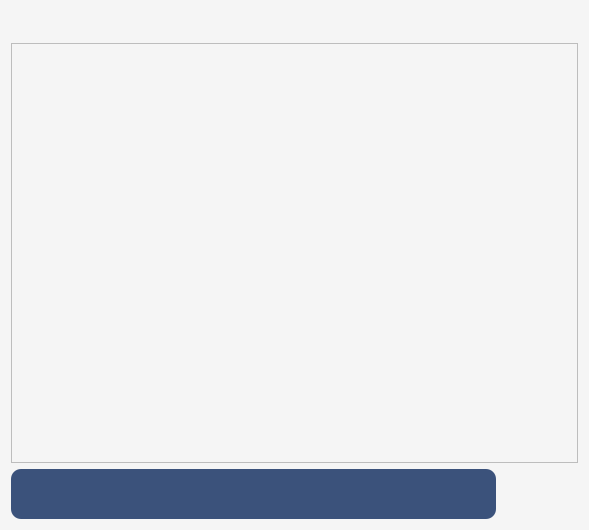
Above: lab3/LinkDove/chatwidget.ui from ElizavetaPa17/LinkDove before the change. Below: the same form after it.
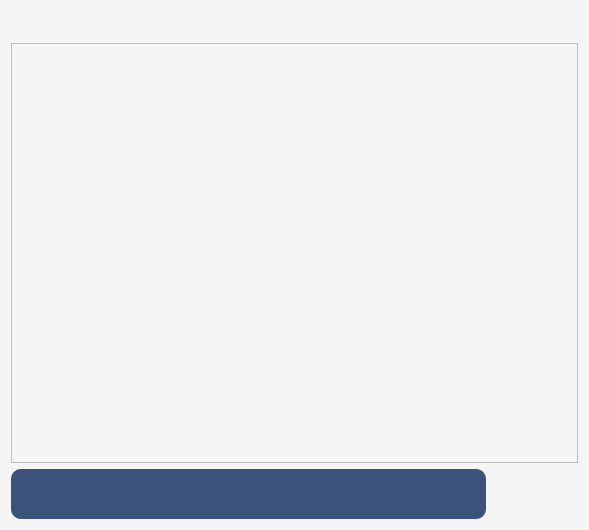
That is the form after the change. Icons and pictures are not drawn. Custom widgets are drawn as their Qt base class.

Patch:
```diff
--- a/lab3/LinkDove/chatwidget.ui
+++ b/lab3/LinkDove/chatwidget.ui
@@ -19,134 +19,7 @@
 }</string>
   </property>
   <layout class="QGridLayout" name="gridLayout">
-   <item row="2" column="0" rowspan="2">
-    <widget class="QLineEdit" name="messageEdit">
-     <property name="minimumSize">
-      <size>
-       <width>0</width>
-       <height>50</height>
-      </size>
-     </property>
-     <property name="font">
-      <font>
-       <pointsize>-1</pointsize>
-       <italic>false</italic>
-       <bold>true</bold>
-      </font>
-     </property>
-     <property name="styleSheet">
-      <string notr="true">QLineEdit#messageEdit {
-	background-color: #3b527b;
-	color: rgb(245, 245, 245);
-	padding-left: 10px;
-	border-radius: 10px;
-	font-size: 20px;
-}</string>
-     </property>
-     <property name="text">
-      <string/>
-     </property>
-    </widget>
-   </item>
-   <item row="2" column="1">
-    <widget class="QPushButton" name="cameraButton">
-     <property name="minimumSize">
-      <size>
-       <width>0</width>
-       <height>0</height>
-      </size>
-     </property>
-     <property name="maximumSize">
-      <size>
-       <width>30</width>
-       <height>25</height>
-      </size>
-     </property>
-     <property name="font">
-      <font>
-       <kerning>true</kerning>
-      </font>
-     </property>
-     <property name="cursor">
-      <cursorShape>PointingHandCursor</cursorShape>
-     </property>
-     <property name="text">
-      <string/>
-     </property>
-     <property name="icon">
-      <iconset resource="client.qrc">
-       <normaloff>:/resources/camera_icon.png</normaloff>:/resources/camera_icon.png</iconset>
-     </property>
-     <property name="iconSize">
-      <size>
-       <width>30</width>
-       <height>30</height>
-      </size>
-     </property>
-     <property name="flat">
-      <bool>true</bool>
-     </property>
-    </widget>
-   </item>
-   <item row="2" column="2" rowspan="2">
-    <widget class="QPushButton" name="sendButton">
-     <property name="minimumSize">
-      <size>
-       <width>0</width>
-       <height>50</height>
-      </size>
-     </property>
-     <property name="cursor">
-      <cursorShape>PointingHandCursor</cursorShape>
-     </property>
-     <property name="text">
-      <string/>
-     </property>
-     <property name="icon">
-      <iconset resource="client.qrc">
-       <normaloff>:/resources/send_icon.png</normaloff>:/resources/send_icon.png</iconset>
-     </property>
-     <property name="iconSize">
-      <size>
-       <width>27</width>
-       <height>43</height>
-      </size>
-     </property>
-     <property name="flat">
-      <bool>true</bool>
-     </property>
-    </widget>
-   </item>
-   <item row="3" column="1">
-    <widget class="QPushButton" name="microphoneButton">
-     <property name="maximumSize">
-      <size>
-       <width>30</width>
-       <height>25</height>
-      </size>
-     </property>
-     <property name="cursor">
-      <cursorShape>PointingHandCursor</cursorShape>
-     </property>
-     <property name="text">
-      <string/>
-     </property>
-     <property name="icon">
-      <iconset resource="client.qrc">
-       <normaloff>:/resources/microphone_icon.png</normaloff>:/resources/microphone_icon.png</iconset>
-     </property>
-     <property name="iconSize">
-      <size>
-       <width>30</width>
-       <height>30</height>
-      </size>
-     </property>
-     <property name="flat">
-      <bool>true</bool>
-     </property>
-    </widget>
-   </item>
-   <item row="1" column="0" colspan="3">
+   <item row="1" column="0" colspan="6">
     <widget class="QScrollArea" name="scrollArea">
      <property name="sizePolicy">
       <sizepolicy hsizetype="Expanding" vsizetype="Expanding">
@@ -194,7 +67,36 @@
      </widget>
     </widget>
    </item>
-   <item row="0" column="2">
+   <item row="2" column="5" rowspan="2">
+    <widget class="QPushButton" name="sendButton">
+     <property name="minimumSize">
+      <size>
+       <width>0</width>
+       <height>50</height>
+      </size>
+     </property>
+     <property name="cursor">
+      <cursorShape>PointingHandCursor</cursorShape>
+     </property>
+     <property name="text">
+      <string/>
+     </property>
+     <property name="icon">
+      <iconset resource="client.qrc">
+       <normaloff>:/resources/send_icon.png</normaloff>:/resources/send_icon.png</iconset>
+     </property>
+     <property name="iconSize">
+      <size>
+       <width>27</width>
+       <height>43</height>
+      </size>
+     </property>
+     <property name="flat">
+      <bool>true</bool>
+     </property>
+    </widget>
+   </item>
+   <item row="0" column="5">
     <widget class="QPushButton" name="deleteButton">
      <property name="maximumSize">
       <size>
@@ -213,6 +115,9 @@
      <property name="toolTip">
       <string>Удалить канал</string>
      </property>
+     <property name="whatsThis">
+      <string>Удалить переписку.</string>
+     </property>
      <property name="text">
       <string/>
      </property>
@@ -231,7 +136,108 @@
      </property>
     </widget>
    </item>
-   <item row="0" column="0" colspan="2">
+   <item row="2" column="4">
+    <widget class="QPushButton" name="cameraButton">
+     <property name="minimumSize">
+      <size>
+       <width>0</width>
+       <height>0</height>
+      </size>
+     </property>
+     <property name="maximumSize">
+      <size>
+       <width>30</width>
+       <height>25</height>
+      </size>
+     </property>
+     <property name="font">
+      <font>
+       <kerning>true</kerning>
+      </font>
+     </property>
+     <property name="cursor">
+      <cursorShape>PointingHandCursor</cursorShape>
+     </property>
+     <property name="text">
+      <string/>
+     </property>
+     <property name="icon">
+      <iconset resource="client.qrc">
+       <normaloff>:/resources/camera_icon.png</normaloff>:/resources/camera_icon.png</iconset>
+     </property>
+     <property name="iconSize">
+      <size>
+       <width>30</width>
+       <height>30</height>
+      </size>
+     </property>
+     <property name="flat">
+      <bool>true</bool>
+     </property>
+    </widget>
+   </item>
+   <item row="3" column="4">
+    <widget class="QPushButton" name="microphoneButton">
+     <property name="maximumSize">
+      <size>
+       <width>30</width>
+       <height>25</height>
+      </size>
+     </property>
+     <property name="cursor">
+      <cursorShape>PointingHandCursor</cursorShape>
+     </property>
+     <property name="text">
+      <string/>
+     </property>
+     <property name="icon">
+      <iconset resource="client.qrc">
+       <normaloff>:/resources/microphone_icon.png</normaloff>:/resources/microphone_icon.png</iconset>
+     </property>
+     <property name="iconSize">
+      <size>
+       <width>30</width>
+       <height>30</height>
+      </size>
+     </property>
+     <property name="flat">
+      <bool>true</bool>
+     </property>
+    </widget>
+   </item>
+   <item row="0" column="4">
+    <widget class="QPushButton" name="banButton">
+     <property name="maximumSize">
+      <size>
+       <width>40</width>
+       <height>40</height>
+      </size>
+     </property>
+     <property name="cursor">
+      <cursorShape>PointingHandCursor</cursorShape>
+     </property>
+     <property name="whatsThis">
+      <string>Заблокировать пользователя.</string>
+     </property>
+     <property name="text">
+      <string/>
+     </property>
+     <property name="icon">
+      <iconset resource="client.qrc">
+       <normaloff>:/resources/ban_user_icon.png</normaloff>:/resources/ban_user_icon.png</iconset>
+     </property>
+     <property name="iconSize">
+      <size>
+       <width>25</width>
+       <height>25</height>
+      </size>
+     </property>
+     <property name="flat">
+      <bool>true</bool>
+     </property>
+    </widget>
+   </item>
+   <item row="0" column="0" colspan="4">
     <widget class="ClickableLabel" name="infoLabel">
      <property name="font">
       <font>
@@ -252,6 +258,35 @@
      </property>
     </widget>
    </item>
+   <item row="2" column="0" rowspan="2" colspan="4">
+    <widget class="QLineEdit" name="messageEdit">
+     <property name="minimumSize">
+      <size>
+       <width>0</width>
+       <height>50</height>
+      </size>
+     </property>
+     <property name="font">
+      <font>
+       <pointsize>-1</pointsize>
+       <italic>false</italic>
+       <bold>true</bold>
+      </font>
+     </property>
+     <property name="styleSheet">
+      <string notr="true">QLineEdit#messageEdit {
+	background-color: #3b527b;
+	color: rgb(245, 245, 245);
+	padding-left: 10px;
+	border-radius: 10px;
+	font-size: 20px;
+}</string>
+     </property>
+     <property name="text">
+      <string/>
+     </property>
+    </widget>
+   </item>
   </layout>
  </widget>
  <customwidgets>
```
